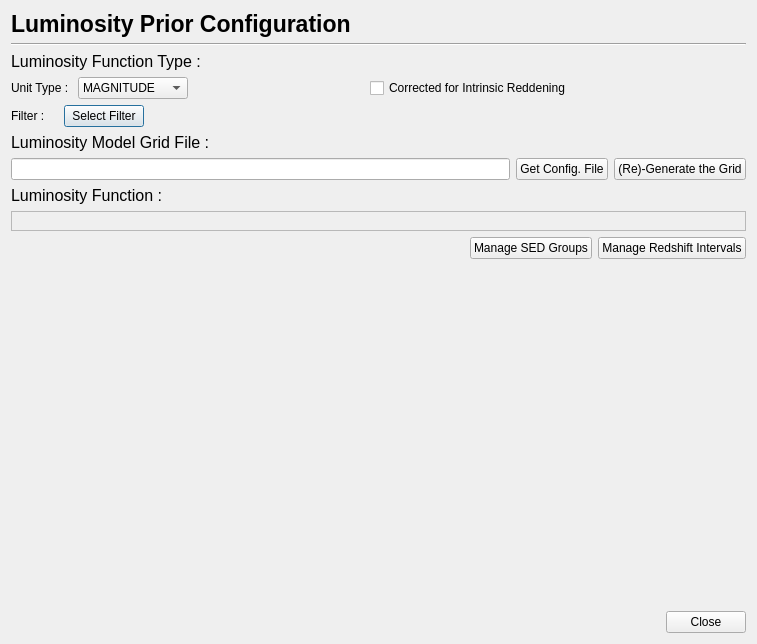
This is PhzQtUI/auxdir/PhzQtUI/DialogLuminosityPrior.ui in astrorama/Phosphoros as Qt 5 draws it before an edit. The edited form follows.
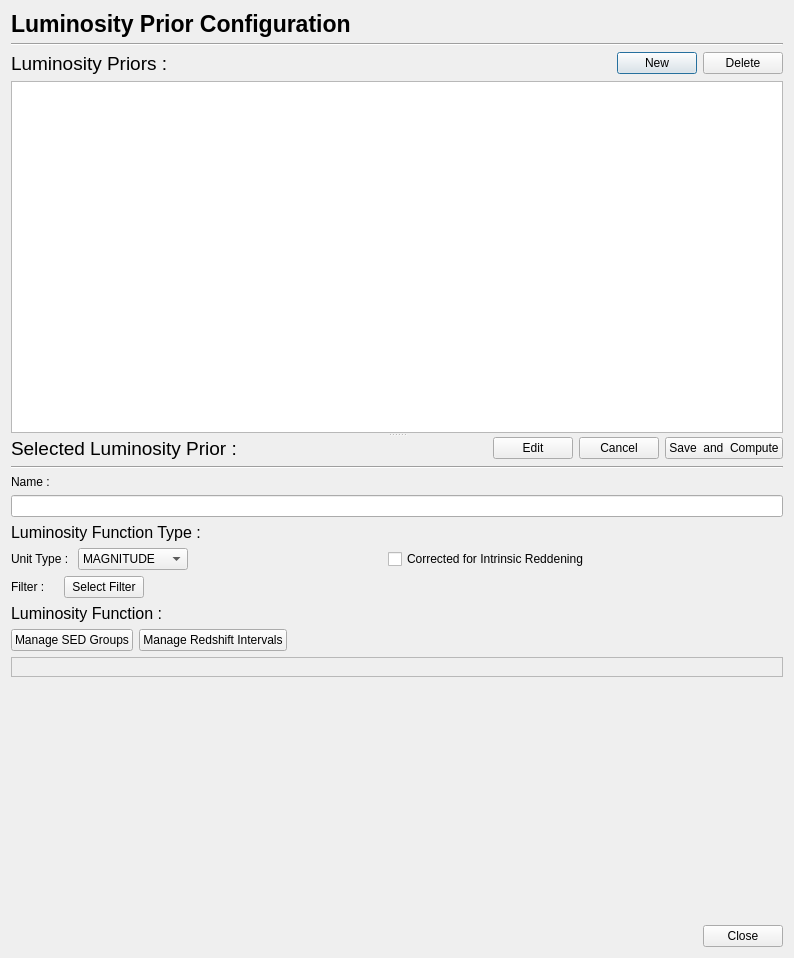
This is the edited form.

Commit message: UI for the Luminosity prior

Patch:
```diff
--- a/PhzQtUI/auxdir/PhzQtUI/DialogLuminosityPrior.ui
+++ b/PhzQtUI/auxdir/PhzQtUI/DialogLuminosityPrior.ui
@@ -6,14 +6,14 @@
    <rect>
     <x>0</x>
     <y>0</y>
-    <width>757</width>
-    <height>644</height>
+    <width>794</width>
+    <height>958</height>
    </rect>
   </property>
   <property name="windowTitle">
    <string>Luminosity Prior Configuration</string>
   </property>
-  <layout class="QVBoxLayout" name="verticalLayout_2">
+  <layout class="QVBoxLayout" name="verticalLayout_4">
    <item>
     <layout class="QHBoxLayout" name="horizontalLayout_2">
      <item>
@@ -53,6 +53,134 @@
     </widget>
    </item>
    <item>
+    <widget class="QSplitter" name="splitter">
+     <property name="orientation">
+      <enum>Qt::Vertical</enum>
+     </property>
+     <widget class="QWidget" name="verticalLayoutWidget">
+      <layout class="QVBoxLayout" name="verticalLayout_2">
+       <item>
+        <layout class="QHBoxLayout" name="horizontalLayout_4">
+         <item>
+          <widget class="QLabel" name="label_3">
+           <property name="font">
+            <font>
+             <pointsize>14</pointsize>
+            </font>
+           </property>
+           <property name="text">
+            <string>Luminosity Priors :</string>
+           </property>
+          </widget>
+         </item>
+         <item>
+          <spacer name="horizontalSpacer_6">
+           <property name="orientation">
+            <enum>Qt::Horizontal</enum>
+           </property>
+           <property name="sizeHint" stdset="0">
+            <size>
+             <width>40</width>
+             <height>20</height>
+            </size>
+           </property>
+          </spacer>
+         </item>
+         <item>
+          <widget class="QPushButton" name="btn_new">
+           <property name="text">
+            <string>New</string>
+           </property>
+          </widget>
+         </item>
+         <item>
+          <widget class="QPushButton" name="btn_delete">
+           <property name="text">
+            <string>Delete</string>
+           </property>
+          </widget>
+         </item>
+        </layout>
+       </item>
+       <item>
+        <widget class="QTableView" name="table_priors">
+         <attribute name="horizontalHeaderStretchLastSection">
+          <bool>true</bool>
+         </attribute>
+        </widget>
+       </item>
+      </layout>
+     </widget>
+     <widget class="QWidget" name="verticalLayoutWidget_2">
+      <layout class="QVBoxLayout" name="verticalLayout_3">
+       <item>
+        <layout class="QHBoxLayout" name="horizontalLayout_7">
+         <item>
+          <widget class="QLabel" name="label_4">
+           <property name="font">
+            <font>
+             <pointsize>14</pointsize>
+            </font>
+           </property>
+           <property name="text">
+            <string>Selected Luminosity Prior :</string>
+           </property>
+          </widget>
+         </item>
+         <item>
+          <spacer name="horizontalSpacer_8">
+           <property name="orientation">
+            <enum>Qt::Horizontal</enum>
+           </property>
+           <property name="sizeHint" stdset="0">
+            <size>
+             <width>40</width>
+             <height>20</height>
+            </size>
+           </property>
+          </spacer>
+         </item>
+         <item>
+          <widget class="QPushButton" name="btn_edit">
+           <property name="text">
+            <string>Edit</string>
+           </property>
+          </widget>
+         </item>
+         <item>
+          <widget class="QPushButton" name="btn_cancel">
+           <property name="text">
+            <string>Cancel</string>
+           </property>
+          </widget>
+         </item>
+         <item>
+          <widget class="QPushButton" name="btn_save">
+           <property name="text">
+            <string>Save  and  Compute</string>
+           </property>
+          </widget>
+         </item>
+        </layout>
+       </item>
+       <item>
+        <widget class="Line" name="line_2">
+         <property name="orientation">
+          <enum>Qt::Horizontal</enum>
+         </property>
+        </widget>
+       </item>
+       <item>
+        <widget class="QLabel" name="label_5">
+         <property name="text">
+          <string>Name : </string>
+         </property>
+        </widget>
+       </item>
+       <item>
+        <widget class="QLineEdit" name="txt_name"/>
+       </item>
+       <item>
     <widget class="QLabel" name="label">
      <property name="font">
       <font>
@@ -171,43 +299,6 @@
      </item>
     </layout>
    </item>
-   <item>
-    <widget class="QLabel" name="label_5">
-     <property name="font">
-      <font>
-       <pointsize>12</pointsize>
-      </font>
-     </property>
-     <property name="text">
-      <string>Luminosity Model Grid File :</string>
-     </property>
-    </widget>
-   </item>
-   <item>
-    <layout class="QHBoxLayout" name="horizontalLayout_4">
-     <item>
-      <widget class="QLineEdit" name="txt_fileName">
-       <property name="enabled">
-        <bool>true</bool>
-       </property>
-      </widget>
-     </item>
-     <item>
-      <widget class="QPushButton" name="btn_config">
-       <property name="text">
-        <string>Get Config. File</string>
-       </property>
-      </widget>
-     </item>
-     <item>
-      <widget class="QPushButton" name="btn_run">
-       <property name="text">
-        <string>(Re)-Generate the Grid</string>
-       </property>
-      </widget>
-     </item>
-    </layout>
-   </item>
    <item>
     <widget class="QLabel" name="label_6">
      <property name="font">
@@ -220,6 +311,37 @@
      </property>
     </widget>
    </item>
+       <item>
+        <layout class="QHBoxLayout" name="horizontalLayout_5">
+         <item>
+          <widget class="QPushButton" name="btn_group">
+           <property name="text">
+            <string>Manage SED Groups</string>
+           </property>
+          </widget>
+         </item>
+         <item>
+          <widget class="QPushButton" name="btn_z">
+           <property name="text">
+            <string>Manage Redshift Intervals</string>
+           </property>
+          </widget>
+         </item>
+         <item>
+          <spacer name="horizontalSpacer_5">
+           <property name="orientation">
+            <enum>Qt::Horizontal</enum>
+           </property>
+           <property name="sizeHint" stdset="0">
+            <size>
+             <width>40</width>
+             <height>20</height>
+            </size>
+           </property>
+          </spacer>
+         </item>
+        </layout>
+       </item>
    <item>
     <widget class="QFrame" name="frame_Luminosity">
      <property name="frameShape">
@@ -243,38 +365,7 @@
     </widget>
    </item>
    <item>
-    <layout class="QHBoxLayout" name="horizontalLayout_5">
-     <item>
-      <spacer name="horizontalSpacer_5">
-       <property name="orientation">
-        <enum>Qt::Horizontal</enum>
-       </property>
-       <property name="sizeHint" stdset="0">
-        <size>
-         <width>40</width>
-         <height>20</height>
-        </size>
-       </property>
-      </spacer>
-     </item>
-     <item>
-      <widget class="QPushButton" name="btn_group">
-       <property name="text">
-        <string>Manage SED Groups</string>
-       </property>
-      </widget>
-     </item>
-     <item>
-      <widget class="QPushButton" name="btn_z">
-       <property name="text">
-        <string>Manage Redshift Intervals</string>
-       </property>
-      </widget>
-     </item>
-    </layout>
-   </item>
-   <item>
-    <spacer name="verticalSpacer">
+        <spacer name="verticalSpacer_2">
      <property name="orientation">
       <enum>Qt::Vertical</enum>
      </property>
@@ -285,6 +376,10 @@
       </size>
      </property>
     </spacer>
+       </item>
+      </layout>
+     </widget>
+    </widget>
    </item>
    <item>
     <layout class="QHBoxLayout" name="horizontalLayout_3">
```
Lines whose indentation alone changed are shown as unchanged. The commit also changes 30 other files.
